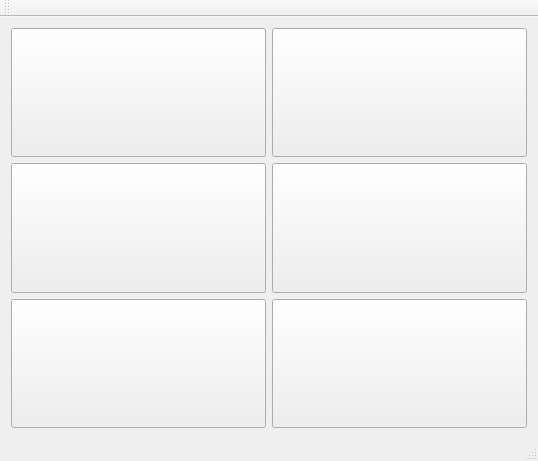
Above: mainwindow.ui from ibrahimmadnan/dual_kit_car_interface before the change. Below: the same form after it.
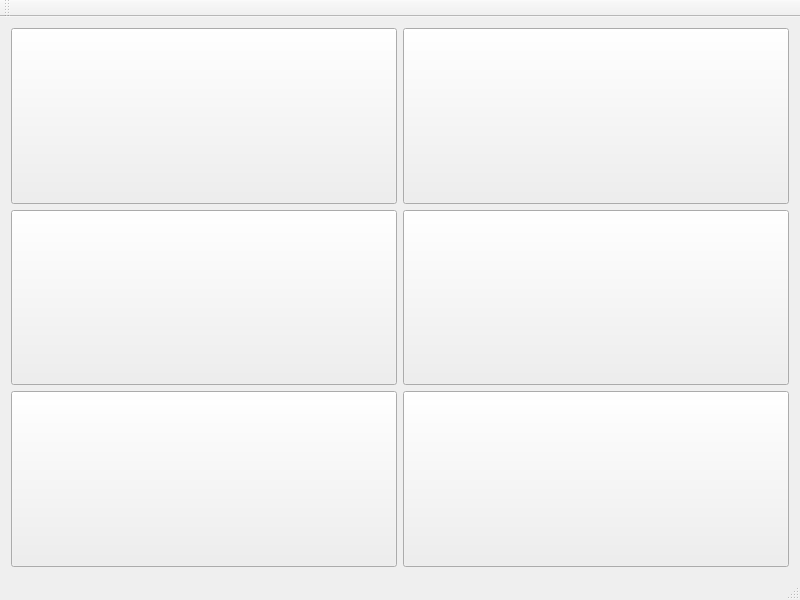
That is the form after the change. Icons and pictures are not drawn.

```diff
--- a/mainwindow.ui
+++ b/mainwindow.ui
@@ -6,8 +6,8 @@
    <rect>
     <x>0</x>
     <y>0</y>
-    <width>538</width>
-    <height>461</height>
+    <width>800</width>
+    <height>600</height>
    </rect>
   </property>
   <property name="sizePolicy">
```
Left out of the diff: 2 changed lines with no effect on the pictures.
